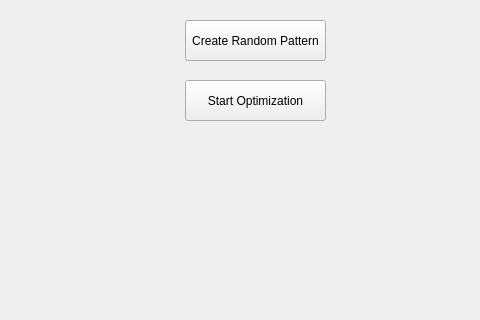
This is mainwindow.ui in ahmetcihan/AI_Problem_Solver as Qt 5 draws it before an edit; both pictures show x 165 to 645 and y 0 to 320 of the 861 by 552 pixel window. The edited form follows.
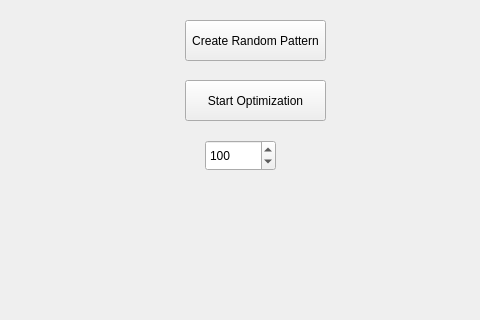
This is the edited form.

Commit message: stochastic hill climbing is ok

Patch:
```diff
--- a/mainwindow.ui
+++ b/mainwindow.ui
@@ -80,6 +80,22 @@
      <string>Start Optimization</string>
     </property>
    </widget>
+   <widget class="QSpinBox" name="spinBoxTickInterval">
+    <property name="geometry">
+     <rect>
+      <x>370</x>
+      <y>140</y>
+      <width>71</width>
+      <height>31</height>
+     </rect>
+    </property>
+    <property name="maximum">
+     <number>1000</number>
+    </property>
+    <property name="value">
+     <number>100</number>
+    </property>
+   </widget>
   </widget>
  </widget>
  <resources/>
```
The commit also changes 2 other files.
